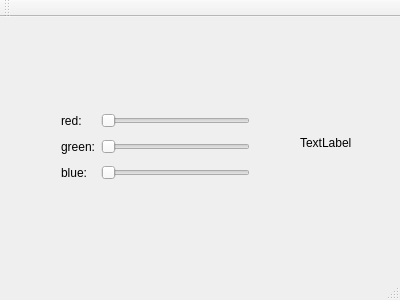
Old version of the form student/12/colorpicker_designer/mainwindow.ui in the repository aleksiIso-seppala/Programming-2.
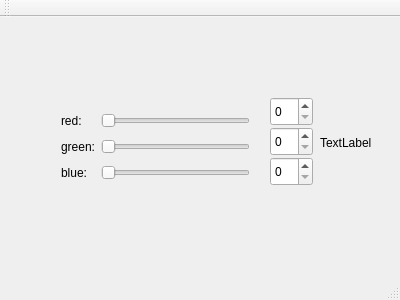
New version of the form.

Commit message: valmis ohjelma?

```diff
--- a/student/12/colorpicker_designer/mainwindow.ui
+++ b/student/12/colorpicker_designer/mainwindow.ui
@@ -71,7 +71,7 @@
    <widget class="QLabel" name="colorLabel">
     <property name="geometry">
      <rect>
-      <x>300</x>
+      <x>320</x>
       <y>100</y>
       <width>62</width>
       <height>51</height>
@@ -81,6 +81,51 @@
      <string>TextLabel</string>
     </property>
    </widget>
+   <widget class="QSpinBox" name="spinBoxBlue">
+    <property name="geometry">
+     <rect>
+      <x>270</x>
+      <y>140</y>
+      <width>43</width>
+      <height>29</height>
+     </rect>
+    </property>
+    <property name="maximum">
+     <number>255</number>
+    </property>
+   </widget>
+   <widget class="QSpinBox" name="spinBoxGreen">
+    <property name="geometry">
+     <rect>
+      <x>270</x>
+      <y>110</y>
+      <width>43</width>
+      <height>29</height>
+     </rect>
+    </property>
+    <property name="maximum">
+     <number>255</number>
+    </property>
+   </widget>
+   <widget class="QSpinBox" name="spinBoxRed">
+    <property name="geometry">
+     <rect>
+      <x>270</x>
+      <y>80</y>
+      <width>43</width>
+      <height>29</height>
+     </rect>
+    </property>
+    <property name="minimumSize">
+     <size>
+      <width>43</width>
+      <height>29</height>
+     </size>
+    </property>
+    <property name="maximum">
+     <number>255</number>
+    </property>
+   </widget>
   </widget>
   <widget class="QMenuBar" name="menuBar">
    <property name="geometry">
```
Left out of the diff: 125 changed lines with no effect on the pictures.
